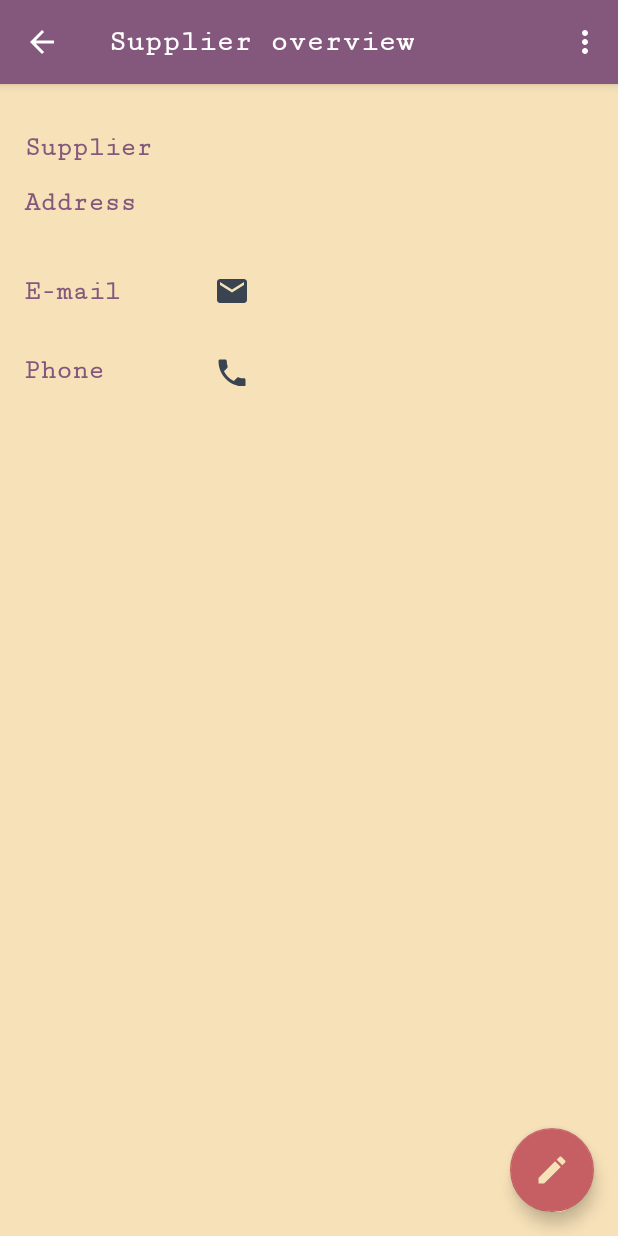
After one commit to eovka/BookInventory, an Android app: the SupplierDetails screen opened directly, with no data from a screen before it, on a phone screen of 412 x 824 dp. The commit adds this screen. Run offline under Robolectric (Android 15) with nearby library versions, the phone set to English and light mode, and no system bars; our stand-ins replace data binding; 1 statement that could not run was skipped.

Commit message:
Supplier details and editor connected and updated # Asking when unsaved, confirm deleting, formatting data

```diff
--- a/app/src/main/java/pl/pisze_czytam/bookinventory/data/BookstoreContract.java
+++ b/app/src/main/java/pl/pisze_czytam/bookinventory/data/BookstoreContract.java
@@ -49,6 +49,7 @@ public final class BookstoreContract {
         public static final String ID = BaseColumns._ID;
         public static final String COLUMN_NAME = "name";
         public static final String COLUMN_ADDRESS = "address";
+        public static final String COLUMN_MAIL = "email";
         public static final String COLUMN_PHONE = "phone";
     }
 }
--- a/app/src/main/java/pl/pisze_czytam/bookinventory/data/BookstoreDbHelper.java
+++ b/app/src/main/java/pl/pisze_czytam/bookinventory/data/BookstoreDbHelper.java
@@ -3,6 +3,7 @@ package pl.pisze_czytam.bookinventory.data;
 import android.content.Context;
 import android.database.sqlite.SQLiteDatabase;
 import android.database.sqlite.SQLiteOpenHelper;
+import android.speech.tts.TextToSpeech;
 
 import static pl.pisze_czytam.bookinventory.data.BookstoreContract.*;
 
@@ -35,6 +36,7 @@ public class BookstoreDbHelper extends SQLiteOpenHelper {
                 + SupplierEntry.ID + INTEGER_TYPE + " PRIMARY KEY" + " AUTOINCREMENT" + COMMA_SEP
                 + SupplierEntry.COLUMN_NAME + TEXT_TYPE + " NOT NULL" + COMMA_SEP
                 + SupplierEntry.COLUMN_ADDRESS + TEXT_TYPE + COMMA_SEP
+                + SupplierEntry.COLUMN_MAIL + TEXT_TYPE + COMMA_SEP
                 + SupplierEntry.COLUMN_PHONE + TEXT_TYPE + " NOT NULL" + ");";
 
         db.execSQL(SQL_CREATE_BOOKS);
--- /dev/null
+++ b/app/src/main/res/drawable/ic_email.xml
@@ -0,0 +1,5 @@
+<vector android:height="24dp" android:tint="#394450"
+    android:viewportHeight="24.0" android:viewportWidth="24.0"
+    android:width="24dp" xmlns:android="http://schemas.android.com/apk/res/android">
+    <path android:fillColor="#FF000000" android:pathData="M20,4L4,4c-1.1,0 -1.99,0.9 -1.99,2L2,18c0,1.1 0.9,2 2,2h16c1.1,0 2,-0.9 2,-2L22,6c0,-1.1 -0.9,-2 -2,-2zM20,8l-8,5 -8,-5L4,6l8,5 8,-5v2z"/>
+</vector>
--- /dev/null
+++ b/app/src/main/res/drawable/ic_phone_dark.xml
@@ -0,0 +1,5 @@
+<vector android:height="24dp" android:tint="#394450"
+    android:viewportHeight="24.0" android:viewportWidth="24.0"
+    android:width="24dp" xmlns:android="http://schemas.android.com/apk/res/android">
+    <path android:fillColor="#FF000000" android:pathData="M6.62,10.79c1.44,2.83 3.76,5.14 6.59,6.59l2.2,-2.2c0.27,-0.27 0.67,-0.36 1.02,-0.24 1.12,0.37 2.33,0.57 3.57,0.57 0.55,0 1,0.45 1,1V20c0,0.55 -0.45,1 -1,1 -9.39,0 -17,-7.61 -17,-17 0,-0.55 0.45,-1 1,-1h3.5c0.55,0 1,0.45 1,1 0,1.25 0.2,2.45 0.57,3.57 0.11,0.35 0.03,0.74 -0.25,1.02l-2.2,2.2z"/>
+</vector>
--- a/app/src/main/res/layout/book_editor.xml
+++ b/app/src/main/res/layout/book_editor.xml
@@ -26,7 +26,9 @@
                     android:id="@+id/book_title"
                     style="@style/EditorInserts.Simple"
                     android:hint="@string/title"
-                    android:inputType="textCapSentences" />
+                    android:inputType="textCapSentences|textMultiLine"
+                    android:lines="2"
+                    android:maxLines="2"/>
             </LinearLayout>
 
 
@@ -42,7 +44,7 @@
                     android:id="@+id/book_author"
                     style="@style/EditorInserts.Simple"
                     android:hint="@string/author"
-                    android:inputType="textCapWords"
+                    android:inputType="textCapWords|textMultiLine"
                     android:lines="2"
                     android:maxLines="2" />
             </LinearLayout>
--- /dev/null
+++ b/app/src/main/res/layout/supplier_details.xml
@@ -0,0 +1,106 @@
+<?xml version="1.0" encoding="utf-8"?>
+<layout xmlns:android="http://schemas.android.com/apk/res/android"
+    xmlns:tools="http://schemas.android.com/tools">
+
+    <RelativeLayout
+        android:layout_width="match_parent"
+        android:layout_height="match_parent"
+        android:background="@color/colorBackground"
+        tools:context=".SupplierDetails">
+
+        <ScrollView
+            android:layout_width="match_parent"
+            android:layout_height="wrap_content">
+
+            <LinearLayout
+                android:layout_width="match_parent"
+                android:layout_height="wrap_content"
+                android:orientation="vertical"
+                android:padding="@dimen/standard_padding">
+
+                <LinearLayout
+                    android:layout_width="match_parent"
+                    android:layout_height="wrap_content">
+
+                    <TextView
+                        style="@style/DetailsCategory"
+                        android:text="@string/supplier" />
+
+                    <TextView
+                        android:id="@+id/supplier_name"
+                        style="@style/DetailsInfo"
+                        android:layout_width="0dp"
+                        android:layout_height="wrap_content"
+                        android:layout_weight="2"
+                        tools:text="@string/dummy_name" />
+                </LinearLayout>
+
+                <LinearLayout
+                    android:layout_width="match_parent"
+                    android:layout_height="wrap_content">
+
+                    <TextView
+                        style="@style/DetailsCategory"
+                        android:text="@string/address" />
+
+                    <TextView
+                        android:id="@+id/supplier_address"
+                        style="@style/DetailsInfo"
+                        android:layout_width="0dp"
+                        android:layout_height="wrap_content"
+                        android:layout_weight="2"
+                        android:lines="3"
+                        android:maxLines="3"
+                        android:minLines="3"
+                        tools:text="@string/dummy_address" />
+                </LinearLayout>
+
+                <LinearLayout
+                    android:layout_width="match_parent"
+                    android:layout_height="wrap_content">
+
+                    <TextView
+                        style="@style/DetailsCategory"
+                        android:paddingBottom="@dimen/standard_padding"
+                        android:text="@string/email" />
+
+                    <TextView
+                        android:id="@+id/supplier_mail"
+                        style="@style/DetailsInfo"
+                        android:layout_width="0dp"
+                        android:layout_height="wrap_content"
+                        android:layout_gravity="center_vertical"
+                        android:layout_weight="2"
+                        android:drawablePadding="@dimen/smaller_padding"
+                        android:drawableStart="@drawable/ic_email"
+                        android:maxLines="2"
+                        tools:text="@string/email_hint" />
+                </LinearLayout>
+
+                <LinearLayout
+                    android:layout_width="match_parent"
+                    android:layout_height="wrap_content">
+
+                    <TextView
+                        style="@style/DetailsCategory"
+                        android:text="@string/phone" />
+
+                    <TextView
+                        android:id="@+id/supplier_phone"
+                        style="@style/DetailsInfo"
+                        android:layout_width="0dp"
+                        android:layout_height="wrap_content"
+                        android:layout_weight="2"
+                        android:drawablePadding="@dimen/smaller_padding"
+                        android:drawableStart="@drawable/ic_phone_dark"
+                        tools:text="@string/phone_format" />
+                </LinearLayout>
+            </LinearLayout>
+        </ScrollView>
+
+        <android.support.design.widget.FloatingActionButton
+            android:id="@+id/fab_edit_supplier"
+            style="@style/FabStyle"
+            android:src="@drawable/ic_edit" />
+    </RelativeLayout>
+</layout>
--- a/app/src/main/res/values/strings.xml
+++ b/app/src/main/res/values/strings.xml
@@ -29,16 +29,17 @@
     <string name="full_stock">The stock is full.</string>
     <string name="quantity_updated">Quantity updated.</string>
     <string name="book_required">Book\'s title and supplier are required.</string>
+    <string name="book_saved">Book saved.</string>
+    <string name="book_updated">Book updated.</string>
+    <string name="book_deleted">Book deleted.</string>
     <string name="error_save_book">Error with saving book.</string>
-    <string name="book_saved">Book saved.</string>
     <string name="error_update_book">Error with updating book.</string>
-    <string name="book_updated">Book updated.</string>
     <string name="error_delete_book">Error with deleting item.</string>
-    <string name="book_deleted">Book deleted.</string>
     <string name="supplier">Supplier</string>
+    <string name="supplier_overview">Supplier overview</string>
     <string name="no_suppliers">No suppliers on the list. Add some first.</string>
     <string name="add_new_sup">Add a new supplier</string>
-    <string name="dummy_name">New supplier\'s name</string>
+    <string name="dummy_name">Supplier\'s name</string>
     <string name="address">Address</string>
     <string name="address_unknown">Address unknown</string>
     <string name="dummy_address">ul. Gadających Drzew 12, 56–879 Strzegom</string>
@@ -46,12 +47,17 @@
     <string name="phone_format">+48123456789</string>
     <string name="email">E-mail</string>
     <string name="email_hint">example@example.com</string>
+    <string name="cannot_email">E-mail unknown, cannot write to supplier.</string>
     <string name="call_supplier">Call the supplier</string>
     <string name="supplier_required">Name and phone number are required.</string>
+    <string name="supplier_saved">Supplier saved.</string>
+    <string name="supplier_updated">Supplier updated.</string>
+    <string name="supplier_deleted">Supplier deleted.</string>
     <string name="error_save_sup">Error with saving supplier.</string>
-    <string name="supplier_saved">Supplier saved.</string>
+    <string name="error_update_sup">Error with updating supplier.</string>
+    <string name="error_delete_sup">Error with deleting supplier.</string>
     <string name="sale">Sale</string>
-    <string name="two_left">Only two books left. Consider ordering some.</string>
+    <string name="two_left">Only 2 books left. Consider ordering some.</string>
     <string name="order">Order</string>
     <string name="no_books_title">It\'s a bit empty here…</string>
     <string name="no_books_subtitle">Let\'s build a bookcase by adding some books.</string>
@@ -63,4 +69,6 @@
     <string name="keep_editing">Keep editing</string>
     <string name="discard">Discard</string>
     <string name="delete_item">Delete this position from the catalog?</string>
+    <string name="book_order">Book order</string>
+    <string name="empty_data">----------</string>
 </resources>
```
Also changed, not shown: app/src/main/AndroidManifest.xml (+8 -0 lines), app/src/main/java/pl/pisze_czytam/bookinventory/BookDetails.java (+4 -4 lines), app/src/main/java/pl/pisze_czytam/bookinventory/BookEditor.java (+9 -3 lines), app/src/main/java/pl/pisze_czytam/bookinventory/SupplierCatalogFragment.java (+6 -2 lines), app/src/main/java/pl/pisze_czytam/bookinventory/SupplierDetails.java (added, +179 -0 lines), app/src/main/java/pl/pisze_czytam/bookinventory/SupplierEditor.java (+172 -7 lines).
